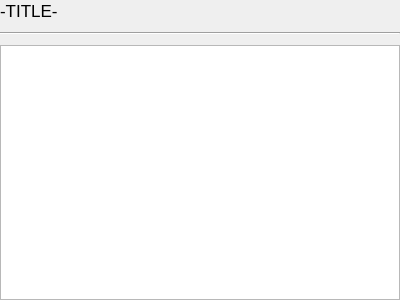
Old version of the form financeiroapp/ui/src/Table.ui in the repository iagoofelipe/ControleFinanceiro.
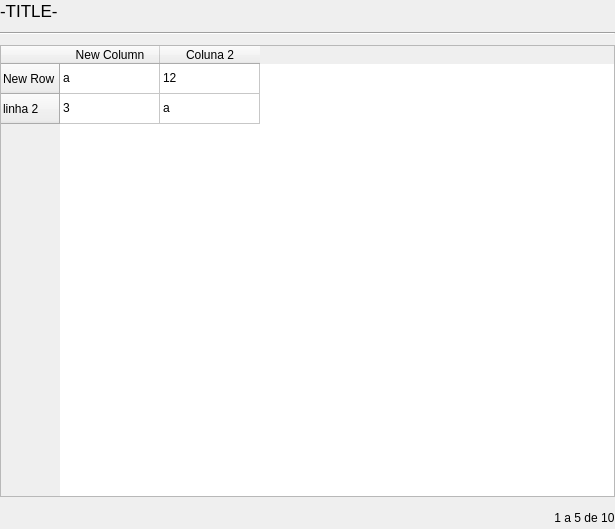
New version of the form. Icons and pictures are not drawn.

Commit message: configurando table

Diff of the .ui file:
```diff
--- a/financeiroapp/ui/src/Table.ui
+++ b/financeiroapp/ui/src/Table.ui
@@ -6,8 +6,8 @@
    <rect>
     <x>0</x>
     <y>0</y>
-    <width>400</width>
-    <height>300</height>
+    <width>615</width>
+    <height>529</height>
    </rect>
   </property>
   <property name="windowTitle">
@@ -49,6 +49,18 @@
       </property>
       <item>
        <widget class="QLabel" name="labelTitle">
+        <property name="sizePolicy">
+         <sizepolicy hsizetype="Preferred" vsizetype="Preferred">
+          <horstretch>0</horstretch>
+          <verstretch>0</verstretch>
+         </sizepolicy>
+        </property>
+        <property name="minimumSize">
+         <size>
+          <width>0</width>
+          <height>0</height>
+         </size>
+        </property>
         <property name="font">
          <font>
           <pointsize>13</pointsize>
@@ -60,7 +72,7 @@
        </widget>
       </item>
       <item>
-       <spacer name="horizontalSpacer">
+       <spacer name="horizontalSpacer_2">
         <property name="orientation">
          <enum>Qt::Horizontal</enum>
         </property>
@@ -72,6 +84,33 @@
         </property>
        </spacer>
       </item>
+      <item>
+       <widget class="QWidget" name="widBtns" native="true">
+        <property name="sizePolicy">
+         <sizepolicy hsizetype="Preferred" vsizetype="Preferred">
+          <horstretch>0</horstretch>
+          <verstretch>0</verstretch>
+         </sizepolicy>
+        </property>
+        <property name="minimumSize">
+         <size>
+          <width>0</width>
+          <height>0</height>
+         </size>
+        </property>
+        <layout class="QHBoxLayout" name="horizontalLayout_2">
+         <property name="leftMargin">
+          <number>0</number>
+         </property>
+         <property name="topMargin">
+          <number>0</number>
+         </property>
+         <property name="rightMargin">
+          <number>0</number>
+         </property>
+         <property name="bottomMargin">
+          <number>0</number>
+         </property>
       <item>
        <widget class="QPushButton" name="btnConfirm">
         <property name="icon">
@@ -111,6 +150,9 @@
      </layout>
     </widget>
    </item>
+     </layout>
+    </widget>
+   </item>
    <item>
     <widget class="Line" name="line">
      <property name="orientation">
@@ -119,7 +161,123 @@
     </widget>
    </item>
    <item>
-    <widget class="QTableView" name="tableView"/>
+    <widget class="QTableWidget" name="tableWidget">
+     <property name="sizeAdjustPolicy">
+      <enum>QAbstractScrollArea::AdjustToContents</enum>
+     </property>
+     <property name="showGrid">
+      <bool>true</bool>
+     </property>
+     <property name="gridStyle">
+      <enum>Qt::SolidLine</enum>
+     </property>
+     <property name="cornerButtonEnabled">
+      <bool>false</bool>
+     </property>
+     <row>
+      <property name="text">
+       <string>New Row</string>
+      </property>
+     </row>
+     <row>
+      <property name="text">
+       <string>linha 2</string>
+      </property>
+     </row>
+     <column>
+      <property name="text">
+       <string>New Column</string>
+      </property>
+     </column>
+     <column>
+      <property name="text">
+       <string>Coluna 2</string>
+      </property>
+     </column>
+     <item row="0" column="0">
+      <property name="text">
+       <string>a</string>
+      </property>
+     </item>
+     <item row="0" column="1">
+      <property name="text">
+       <string>12</string>
+      </property>
+     </item>
+     <item row="1" column="0">
+      <property name="text">
+       <string>3</string>
+      </property>
+     </item>
+     <item row="1" column="1">
+      <property name="text">
+       <string>a</string>
+      </property>
+     </item>
+    </widget>
+   </item>
+   <item>
+    <widget class="QWidget" name="widget" native="true">
+     <layout class="QHBoxLayout" name="horizontalLayout_3">
+      <property name="leftMargin">
+       <number>0</number>
+      </property>
+      <property name="topMargin">
+       <number>0</number>
+      </property>
+      <property name="rightMargin">
+       <number>0</number>
+      </property>
+      <property name="bottomMargin">
+       <number>0</number>
+      </property>
+      <item>
+       <widget class="QPushButton" name="btnPrv">
+        <property name="icon">
+         <iconset resource="resource.qrc">
+          <normaloff>:/root/Assets/circle-arrow-left-solid.svg</normaloff>:/root/Assets/circle-arrow-left-solid.svg</iconset>
+        </property>
+        <property name="flat">
+         <bool>true</bool>
+        </property>
+       </widget>
+      </item>
+      <item>
+       <widget class="QPushButton" name="btnNext">
+        <property name="icon">
+         <iconset resource="resource.qrc">
+          <normaloff>:/root/Assets/circle-arrow-right-solid.svg</normaloff>:/root/Assets/circle-arrow-right-solid.svg</iconset>
+        </property>
+        <property name="flat">
+         <bool>true</bool>
+        </property>
+       </widget>
+      </item>
+      <item>
+       <spacer name="horizontalSpacer">
+        <property name="orientation">
+         <enum>Qt::Horizontal</enum>
+        </property>
+        <property name="sizeHint" stdset="0">
+         <size>
+          <width>40</width>
+          <height>20</height>
+         </size>
+        </property>
+       </spacer>
+      </item>
+      <item>
+       <widget class="QLabel" name="label">
+        <property name="text">
+         <string>1 a 5 de 10</string>
+        </property>
+        <property name="alignment">
+         <set>Qt::AlignCenter</set>
+        </property>
+       </widget>
+      </item>
+     </layout>
+    </widget>
    </item>
   </layout>
  </widget>
```
Lines whose indentation alone changed are shown as unchanged. The commit also changes 24 other files.
